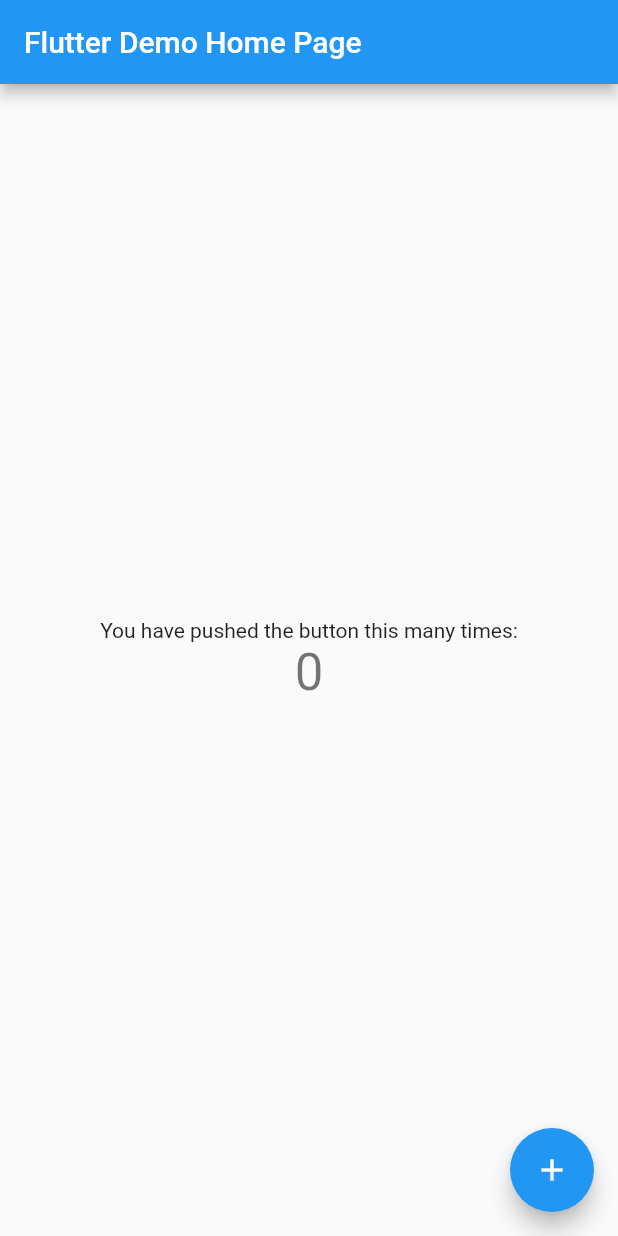
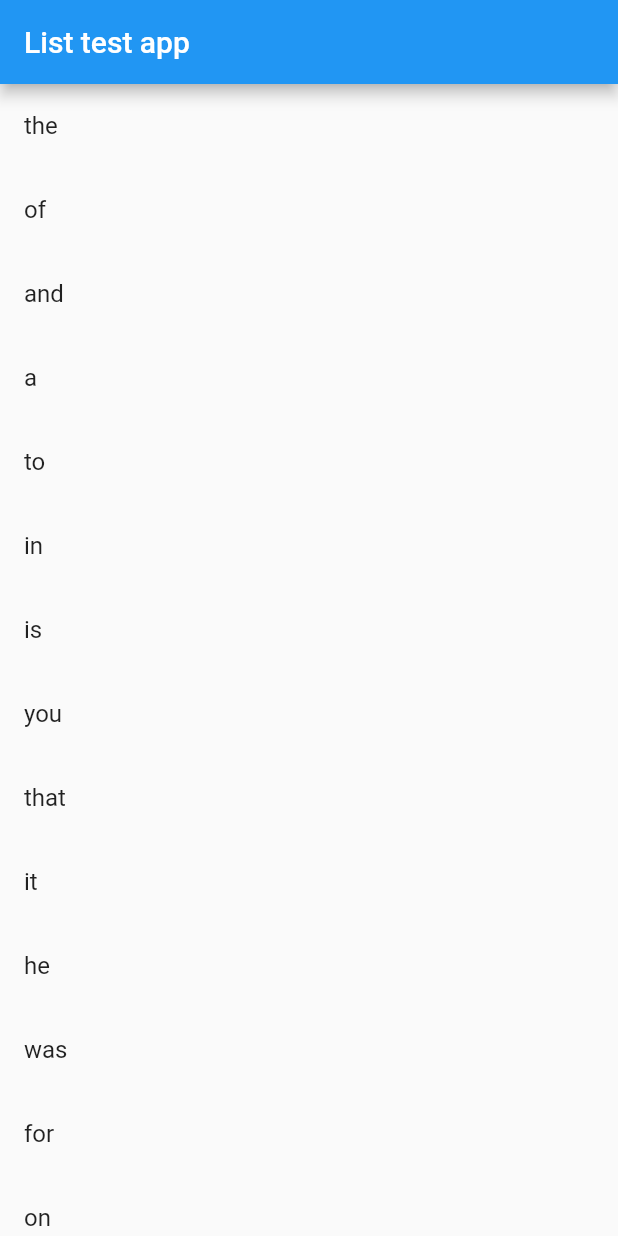
Before and after one commit to HuygheDaphne-Marie/Bachelor-Thesis, a Flutter app: the screen it shows after launch, on a phone screen of 412 x 824 dp. Run offline on Flutter 3.47's test engine with Material 2 defaults, Android fonts, the phone set to English and light mode, and no system bars.

Commit message:
removed comments, added wordlist, removed floating button
wordlist has a list of the 100 most common English words

```diff
--- a/flutter_list_test_app/lib/main.dart
+++ b/flutter_list_test_app/lib/main.dart
@@ -7,105 +7,46 @@
   @override
   Widget build(BuildContext context) {
     return MaterialApp(
-      title: 'Flutter Demo',
+      title: 'Flutter List Test App',
       theme: ThemeData(
-        // This is the theme of your application.
-        //
-        // Try running your application with "flutter run". You'll see the
-        // application has a blue toolbar. Then, without quitting the app, try
-        // changing the primarySwatch below to Colors.green and then invoke
-        // "hot reload" (press "r" in the console where you ran "flutter run",
-        // or simply save your changes to "hot reload" in a Flutter IDE).
-        // Notice that the counter didn't reset back to zero; the application
-        // is not restarted.
         primarySwatch: Colors.blue,
       ),
-      home: MyHomePage(title: 'Flutter Demo Home Page'),
+      home: WordList(),
     );
   }
 }
 
-class MyHomePage extends StatefulWidget {
-  MyHomePage({Key key, this.title}) : super(key: key);
-
-  // This widget is the home page of your application. It is stateful, meaning
-  // that it has a State object (defined below) that contains fields that affect
-  // how it looks.
-
-  // This class is the configuration for the state. It holds the values (in this
-  // case the title) provided by the parent (in this case the App widget) and
-  // used by the build method of the State. Fields in a Widget subclass are
-  // always marked "final".
-
-  final String title;
-
+class WordList extends StatefulWidget {
   @override
-  _MyHomePageState createState() => _MyHomePageState();
+  _WordListState createState() => _WordListState();
 }
 
-class _MyHomePageState extends State<MyHomePage> {
-  int _counter = 0;
-
-  void _incrementCounter() {
-    setState(() {
-      // This call to setState tells the Flutter framework that something has
-      // changed in this State, which causes it to rerun the build method below
-      // so that the display can reflect the updated values. If we changed
-      // _counter without calling setState(), then the build method would not be
-      // called again, and so nothing would appear to happen.
-      _counter++;
-    });
-  }
+class _WordListState extends State<WordList> {
+  List<String> _wordListItem = ["the","of","and","a","to","in","is","you","that",
+  "it","he","was","for","on","are","as","with","his","they","I","at","be","this",
+  "have","from","or","one","had","by","word","but","not","what","all","were","we",
+  "when","your","can","said","there","use","an","each","which","she","do","how",
+  "their","if","will","up","other","about","out","many","then","them","these","so",
+  "some","her","would","make","like","him","into","time","has","look","two","more",
+  "write","go","see","number","no","way","could","people","my","than","first","water",
+  "been","call","who","oil","its","now","find","long","down","day","did","get","come",
+  "made","may","part"];
 
   @override
   Widget build(BuildContext context) {
-    // This method is rerun every time setState is called, for instance as done
-    // by the _incrementCounter method above.
-    //
-    // The Flutter framework has been optimized to make rerunning build methods
-    // fast, so that you can just rebuild anything that needs updating rather
-    // than having to individually change instances of widgets.
     return Scaffold(
       appBar: AppBar(
-        // Here we take the value from the MyHomePage object that was created by
-        // the App.build method, and use it to set our appbar title.
-        title: Text(widget.title),
+        title: Text("List test app"),
       ),
-      body: Center(
-        // Center is a layout widget. It takes a single child and positions it
-        // in the middle of the parent.
-        child: Column(
-          // Column is also layout widget. It takes a list of children and
-          // arranges them vertically. By default, it sizes itself to fit its
-          // children horizontally, and tries to be as tall as its parent.
-          //
-          // Invoke "debug painting" (press "p" in the console, choose the
-          // "Toggle Debug Paint" action from the Flutter Inspector in Android
-          // Studio, or the "Toggle Debug Paint" command in Visual Studio Code)
-          // to see the wireframe for each widget.
-          //
-          // Column has various properties to control how it sizes itself and
-          // how it positions its children. Here we use mainAxisAlignment to
-          // center the children vertically; the main axis here is the vertical
-          // axis because Columns are vertical (the cross axis would be
-          // horizontal).
-          mainAxisAlignment: MainAxisAlignment.center,
-          children: <Widget>[
-            Text(
-              'You have pushed the button this many times:',
-            ),
-            Text(
-              '$_counter',
-              style: Theme.of(context).textTheme.display1,
-            ),
-          ],
-        ),
+      body: ListView.builder(
+        itemBuilder: (context, index) {
+          if (index < _wordListItem.length) {
+            return new ListTile(
+              title: new Text(_wordListItem[index]),
+            );
+          }
+        }
       ),
-      floatingActionButton: FloatingActionButton(
-        onPressed: _incrementCounter,
-        tooltip: 'Increment',
-        child: Icon(Icons.add),
-      ), // This trailing comma makes auto-formatting nicer for build methods.
     );
   }
 }
```
